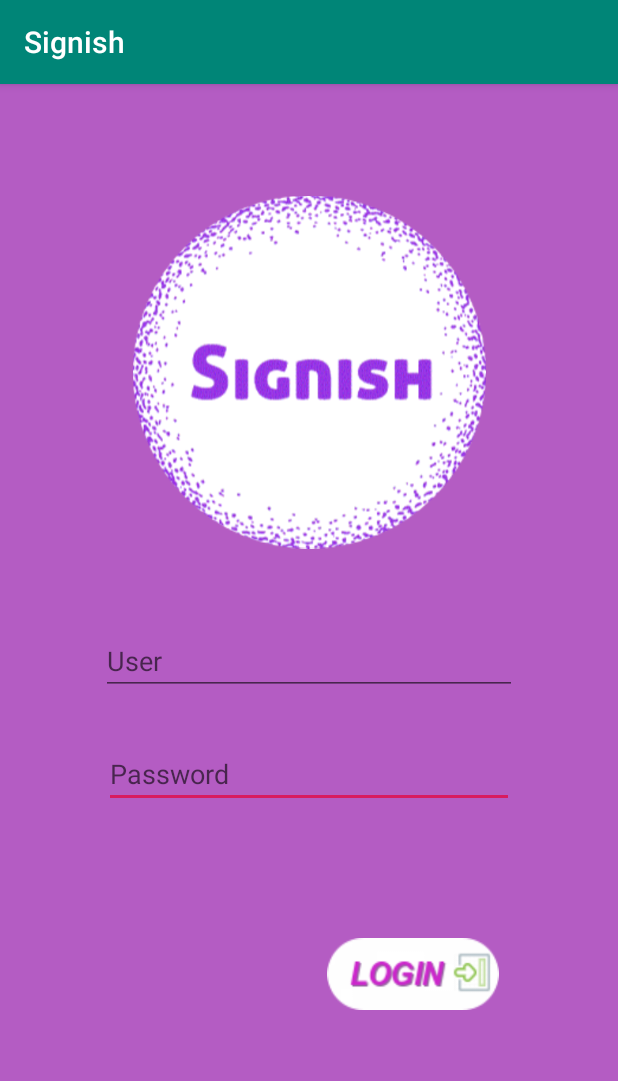
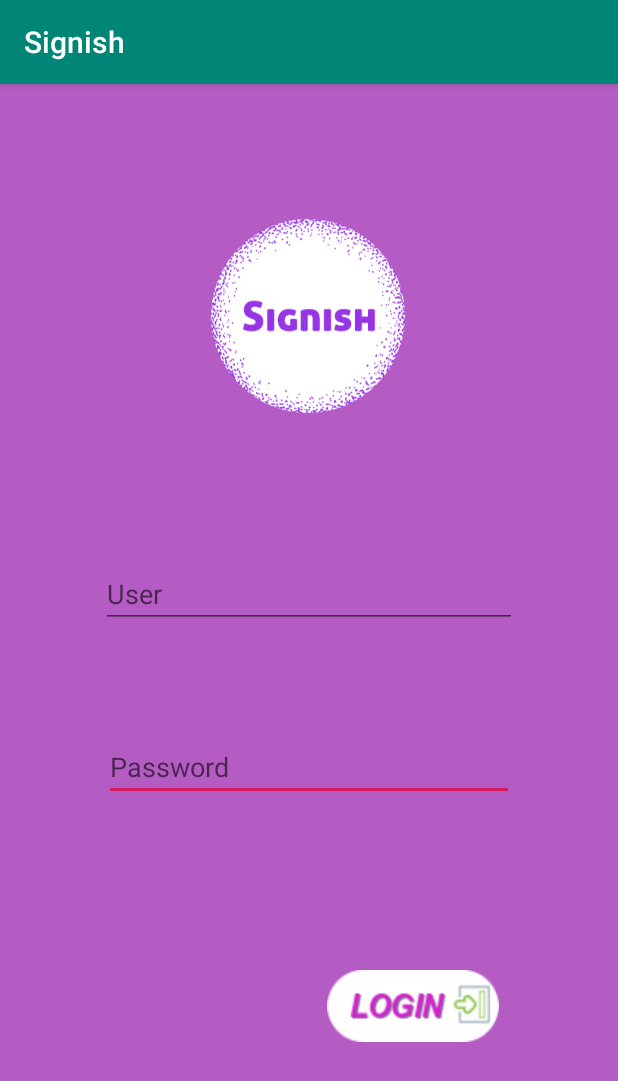
Before and after one commit to Isha-Maite/Signish, an Android app: the fragment LoginFragment shown on its own in the app's theme, on a phone screen of 412 x 824 dp. Shown: the top 1081 px of the screen. Run offline under Robolectric (Android 15) with nearby library versions, the phone set to English and light mode, and no system bars; our stand-ins replace Firebase (no records; nobody signed in at launch, a user with empty details on screens opened directly).

Commit message:
Changed login layout.

```diff
--- a/app/src/main/res/layout/fragment_login.xml
+++ b/app/src/main/res/layout/fragment_login.xml
@@ -20,10 +20,12 @@
             android:layout_marginStart="69dp"
             android:layout_marginTop="30dp"
             android:layout_marginEnd="69dp"
+            android:layout_marginBottom="47dp"
             android:ems="10"
             android:hint="Password"
             android:inputType="textPassword"
             android:visibility="visible"
+            app:layout_constraintBottom_toTopOf="@+id/botonEntrar"
             app:layout_constraintEnd_toEndOf="parent"
             app:layout_constraintStart_toStartOf="parent"
             app:layout_constraintTop_toBottomOf="@+id/textUser"
@@ -36,9 +38,11 @@
             android:layout_marginStart="67dp"
             android:layout_marginTop="48dp"
             android:layout_marginEnd="67dp"
+            android:layout_marginBottom="20dp"
             android:ems="10"
             android:hint="User"
             android:inputType="textPersonName"
+            app:layout_constraintBottom_toTopOf="@+id/textPass"
             app:layout_constraintEnd_toEndOf="parent"
             app:layout_constraintHorizontal_bias="1.0"
             app:layout_constraintStart_toStartOf="parent"
@@ -55,18 +59,22 @@
             android:background="@drawable/login"
             app:layout_constraintBottom_toBottomOf="parent"
             app:layout_constraintEnd_toEndOf="parent"
+            app:layout_constraintHorizontal_bias="0.0"
             app:layout_constraintStart_toStartOf="parent"
             app:layout_constraintTop_toBottomOf="@+id/textPass" />
 
         <ImageView
             android:id="@+id/imageView3"
-            android:layout_width="235dp"
-            android:layout_height="244dp"
+            android:layout_width="177dp"
+            android:layout_height="129dp"
             android:layout_marginStart="62dp"
             android:layout_marginTop="70dp"
             android:layout_marginEnd="62dp"
+            android:layout_marginBottom="30dp"
             android:src="@drawable/logocircle"
+            app:layout_constraintBottom_toTopOf="@+id/textUser"
             app:layout_constraintEnd_toEndOf="parent"
+            app:layout_constraintHorizontal_bias="0.494"
             app:layout_constraintStart_toStartOf="parent"
             app:layout_constraintTop_toTopOf="parent" />
 
```
